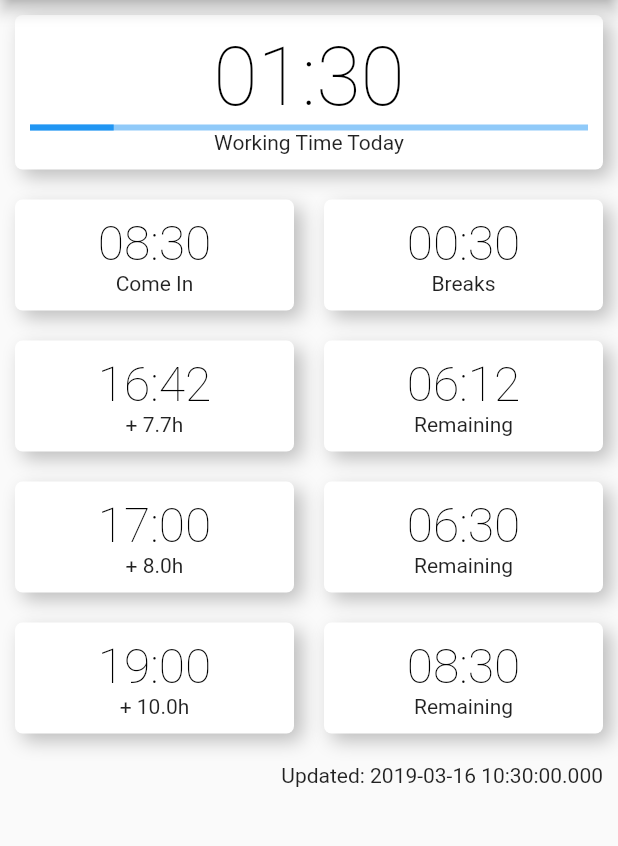
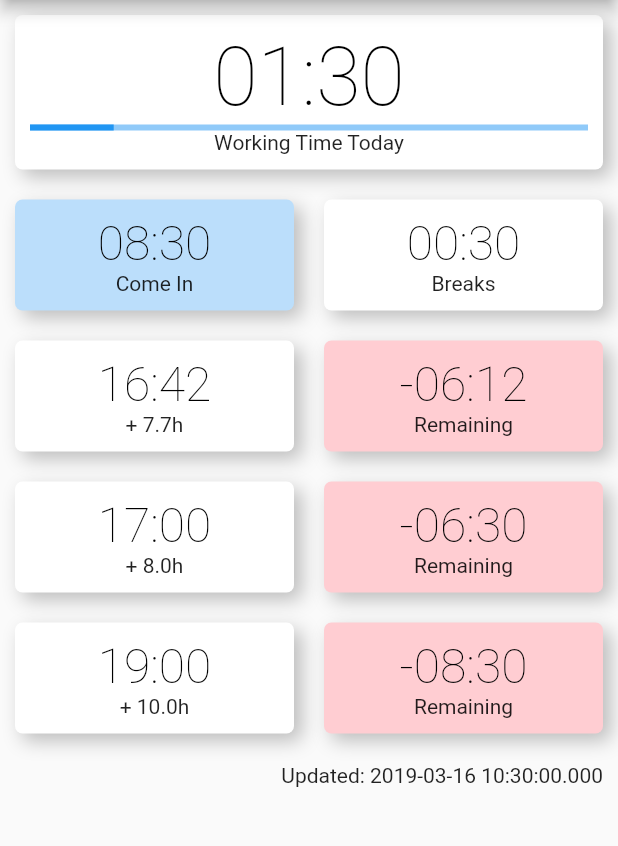
Before and after one commit to spidgorny/workingtimealert, a Flutter app: the screen it shows after launch, on a phone screen of 412 x 824 dp, the part 84-930 px from its top. Run offline on Flutter 3.47's test engine with Material 2 defaults, Android fonts, the phone set to English and light mode, and no system bars; our stand-ins replace localstorage.

Commit message:
- fix colors - reposition maven repos

```diff
--- a/lib/DurationRemaining.dart
+++ b/lib/DurationRemaining.dart
@@ -25,7 +25,7 @@ class DurationRemaining extends StatelessWidget {
 
     var working = DateTime.now().difference(TimeUtils.toDT(comeIn));
     working -= breaksPlus;
-    remain10 = dur10 - working;
+    remain10 = -dur10 + working;
   }
 
   @override
@@ -40,8 +40,11 @@ class DurationRemaining extends StatelessWidget {
               fontSize: smallFontSize),
           new AnnotatedNumber(TimeUtils.timeD(remain10), "Remaining",
               fontSize: smallFontSize,
-              backgroundColor:
-                  remain10.inMinutes < 60 ? Colors.red : Colors.white),
+              backgroundColor: remain10.inMinutes < -60
+                  ? Colors.red[100]
+                  : remain10.inMinutes < 0
+                      ? Colors.yellow[100]
+                      : Colors.green[100]),
         ]);
   }
 }
--- a/lib/MyHomePage.dart
+++ b/lib/MyHomePage.dart
@@ -97,14 +97,10 @@ class _MyHomePageState extends State<MyHomePage> {
         mainAxisSize: MainAxisSize.max,
         crossAxisAlignment: CrossAxisAlignment.center,
         children: <Widget>[
-          new AnnotatedNumber(
-            TimeUtils.timeT(comeIn),
-            "Come In",
-            fontSize: smallFontSize,
-            onTap: () {
-              selectComeIn(context);
-            },
-          ),
+          new AnnotatedNumber(TimeUtils.timeT(comeIn), "Come In",
+              fontSize: smallFontSize, onTap: () {
+            selectComeIn(context);
+          }, backgroundColor: Colors.blue[100]),
           new AnnotatedNumber(TimeUtils.timeD(breaks), "Breaks",
               fontSize: smallFontSize, onTap: () {
             selectBreaks(context);
```
Also changed, not shown: 1 other file.
